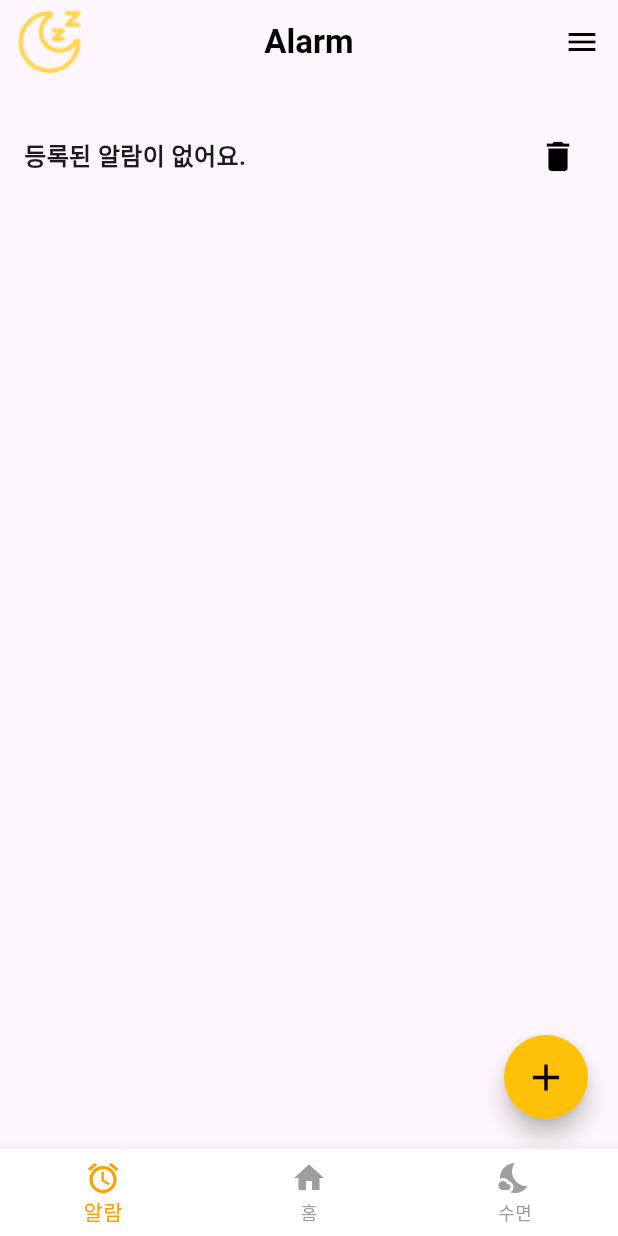
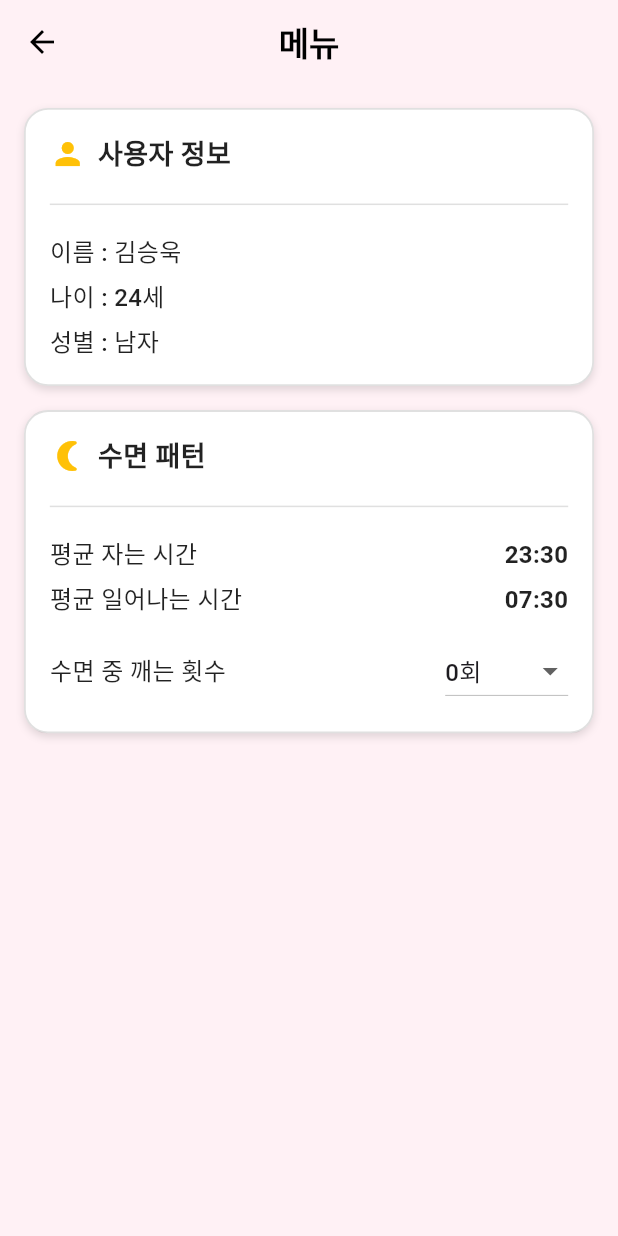
Before and after one commit to shoonkang123/Stop_Snoring, a Flutter app: the CommonLayout screen opened directly, after a tap on the "menu" icon, on a phone screen of 412 x 824 dp. Run offline on Flutter 3.47's test engine with Material 3 defaults, Android fonts, the phone set to English and light mode, and no system bars; our stand-ins replace firebase_core; accounts and stored records are empty.

Commit message:
메뉴 버튼 누르면 사용자 정보, 수면 패턴 출력

```diff
--- a/lib/common_layout.dart
+++ b/lib/common_layout.dart
@@ -2,6 +2,7 @@ import 'package:flutter/material.dart';
 import 'home_page.dart';
 import 'alarm_page.dart';
 import 'sleep_tracker_page.dart';
+import 'menu_page.dart';
 
 class CommonLayout extends StatelessWidget {
   final Widget body;       // 페이지 body
@@ -51,7 +52,20 @@ class CommonLayout extends StatelessWidget {
               IconButton(
                 icon: const Icon(Icons.menu),
                 color: Colors.black,
-                onPressed: () {},
+                onPressed: () {
+                  Navigator.push(
+                    context,
+                    MaterialPageRoute(
+                      builder: (_) => MenuPage(
+                        name: '김승욱',      // TODO: Firebase 값
+                        age: 24,             // TODO
+                        gender: '남자',      // TODO
+                        avgBedTime: '23:30', // TODO
+                        avgWakeTime: '07:30',// TODO
+                      ),
+                    ),
+                  );
+                },
               )
             ],
           ),
--- /dev/null
+++ b/lib/menu_page.dart
@@ -0,0 +1,316 @@
+import 'package:flutter/material.dart';
+
+class MenuPage extends StatelessWidget {
+  const MenuPage({
+    super.key,
+    required this.name,
+    required this.age,
+    required this.gender,
+    required this.avgBedTime,
+    required this.avgWakeTime,
+  });
+
+  // 나중에 Firebase에서 받아서 넘겨줄 값들
+  final String name;
+  final int age;
+  final String gender;
+  final String avgBedTime;   // 예: '23:30'
+  final String avgWakeTime;  // 예: '07:30'
+
+  // 배경색(살짝 핑크 톤) 상수로 빼두기
+  static const Color _bgColor = Color(0xFFFFF1F5);
+
+  @override
+  Widget build(BuildContext context) {
+    return Scaffold(
+      backgroundColor: _bgColor,
+      appBar: AppBar(
+        backgroundColor: _bgColor, // 배경과 동일한 색
+        elevation: 0, // 앱바와 배경 사이 경계선 제거
+        leading: IconButton(
+          icon: const Icon(Icons.arrow_back, color: Colors.black),
+          onPressed: () {
+            Navigator.of(context).pop(); // 뒤로가기
+          },
+        ),
+        centerTitle: true,
+        title: const Text(
+          '메뉴',
+          style: TextStyle(
+            color: Colors.black,
+            fontWeight: FontWeight.w700,
+          ),
+        ),
+      ),
+      body: Padding(
+        padding: const EdgeInsets.all(16.0),
+        child: Column(
+          crossAxisAlignment: CrossAxisAlignment.stretch,
+          children: [
+            _UserInfoCard(
+              name: name,
+              age: age,
+              gender: gender,
+            ),
+            const SizedBox(height: 16),
+            SleepPatternCard(
+              avgBedTime: avgBedTime,
+              avgWakeTime: avgWakeTime,
+            ),
+          ],
+        ),
+      ),
+    );
+  }
+}
+
+/// 사용자 정보 카드
+class _UserInfoCard extends StatelessWidget {
+  const _UserInfoCard({
+    super.key,
+    required this.name,
+    required this.age,
+    required this.gender,
+  });
+
+  final String name;
+  final int age;
+  final String gender;
+
+  @override
+  Widget build(BuildContext context) {
+    return Container(
+      padding: const EdgeInsets.all(16.0),
+      decoration: BoxDecoration(
+        color: Colors.white, // 카드 배경
+        borderRadius: BorderRadius.circular(16.0),
+        border: Border.all(
+          color: Colors.black12,
+          width: 1.2,
+        ),
+        boxShadow: const [
+          BoxShadow(
+            color: Colors.black12,
+            blurRadius: 4,
+            offset: Offset(0, 2),
+          ),
+        ],
+      ),
+      child: Column(
+        crossAxisAlignment: CrossAxisAlignment.start,
+        children: [
+          // 제목 영역
+          const Row(
+            children: [
+              Icon(
+                Icons.person,
+                color: Colors.amber, // 포인트 컬러
+              ),
+              SizedBox(width: 8),
+              Text(
+                '사용자 정보',
+                style: TextStyle(
+                  fontSize: 18,
+                  fontWeight: FontWeight.w800,
+                  color: Colors.black87,
+                ),
+              ),
+            ],
+          ),
+          const SizedBox(height: 12),
+          const Divider(
+            color: Colors.black12,
+            thickness: 1,
+          ),
+          const SizedBox(height: 12),
+
+          // 내용 (Firebase 값 바인딩)
+          Text(
+            '이름 : $name',
+            style: const TextStyle(
+              fontSize: 16,
+              fontWeight: FontWeight.w500,
+              color: Colors.black87,
+            ),
+          ),
+          const SizedBox(height: 6),
+          Text(
+            '나이 : $age세',
+            style: const TextStyle(
+              fontSize: 16,
+              fontWeight: FontWeight.w500,
+              color: Colors.black87,
+            ),
+          ),
+          const SizedBox(height: 6),
+          Text(
+            '성별 : $gender',
+            style: const TextStyle(
+              fontSize: 16,
+              fontWeight: FontWeight.w500,
+              color: Colors.black87,
+            ),
+          ),
+        ],
+      ),
+    );
+  }
+}
+
+/// 수면 패턴 카드
+class SleepPatternCard extends StatefulWidget {
+  const SleepPatternCard({
+    super.key,
+    required this.avgBedTime,
+    required this.avgWakeTime,
+  });
+
+  final String avgBedTime;   // 예: '23:30'
+  final String avgWakeTime;  // 예: '07:30'
+
+  @override
+  State<SleepPatternCard> createState() => _SleepPatternCardState();
+}
+
+class _SleepPatternCardState extends State<SleepPatternCard> {
+  // 드롭다운 옵션 (수면 중 깨는 횟수)
+  final List<String> _wakeOptions = [
+    '0회',
+    '1회',
+    '2회',
+    '3회',
+    '4회 이상',
+  ];
+
+  String _wakeCount = '0회';
+
+  @override
+  Widget build(BuildContext context) {
+    return Container(
+      padding: const EdgeInsets.all(16.0),
+      decoration: BoxDecoration(
+        color: Colors.white, // 카드 배경
+        borderRadius: BorderRadius.circular(16.0),
+        border: Border.all(
+          color: Colors.black12,
+          width: 1.2,
+        ),
+        boxShadow: const [
+          BoxShadow(
+            color: Colors.black12,
+            blurRadius: 4,
+            offset: Offset(0, 2),
+          ),
+        ],
+      ),
+      child: Column(
+        crossAxisAlignment: CrossAxisAlignment.start,
+        children: [
+          // 제목 영역
+          const Row(
+            children: [
+              Icon(
+                Icons.nightlight_round,
+                color: Colors.amber,
+              ),
+              SizedBox(width: 8),
+              Text(
+                '수면 패턴',
+                style: TextStyle(
+                  fontSize: 18,
+                  fontWeight: FontWeight.w800,
+                  color: Colors.black87,
+                ),
+              ),
+            ],
+          ),
+          const SizedBox(height: 12),
+          const Divider(
+            color: Colors.black12,
+            thickness: 1,
+          ),
+          const SizedBox(height: 12),
+
+          // 평균 자는 시간 (수평 정렬)
+          _buildLabelValueRow(
+            label: '평균 자는 시간',
+            value: widget.avgBedTime, // 🔹 Firebase 값 바인딩 예정
+          ),
+          const SizedBox(height: 6),
+
+          // 평균 일어나는 시간 (수평 정렬)
+          _buildLabelValueRow(
+            label: '평균 일어나는 시간',
+            value: widget.avgWakeTime, // 🔹 Firebase 값 바인딩 예정
+          ),
+          const SizedBox(height: 12),
+
+          // 수면 중 깨는 횟수 (드롭다운)
+          Row(
+            mainAxisAlignment: MainAxisAlignment.spaceBetween,
+            children: [
+              const Expanded(
+                child: Text(
+                  '수면 중 깨는 횟수',
+                  style: TextStyle(
+                    fontSize: 16,
+                    fontWeight: FontWeight.w500,
+                    color: Colors.black87,
+                  ),
+                ),
+              ),
+              const SizedBox(width: 16),
+              DropdownButton<String>(
+                value: _wakeCount,
+                borderRadius: BorderRadius.circular(12),
+                items: _wakeOptions
+                    .map(
+                      (opt) => DropdownMenuItem<String>(
+                    value: opt,
+                    child: Text(opt),
+                  ),
+                )
+                    .toList(),
+                onChanged: (value) {
+                  if (value == null) return;
+                  setState(() {
+                    _wakeCount = value;
+                  });
+                },
+              ),
+            ],
+          ),
+        ],
+      ),
+    );
+  }
+
+  /// 라벨 + 값 한 줄 수평 정렬용 헬퍼
+  static Widget _buildLabelValueRow({
+    required String label,
+    required String value,
+  }) {
+    return Row(
+      children: [
+        Expanded(
+          child: Text(
+            label,
+            style: const TextStyle(
+              fontSize: 16,
+              fontWeight: FontWeight.w500,
+              color: Colors.black87,
+            ),
+          ),
+        ),
+        Text(
+          value,
+          style: const TextStyle(
+            fontSize: 16,
+            fontWeight: FontWeight.w600,
+            color: Colors.black87,
+          ),
+        ),
+      ],
+    );
+  }
+}
```
